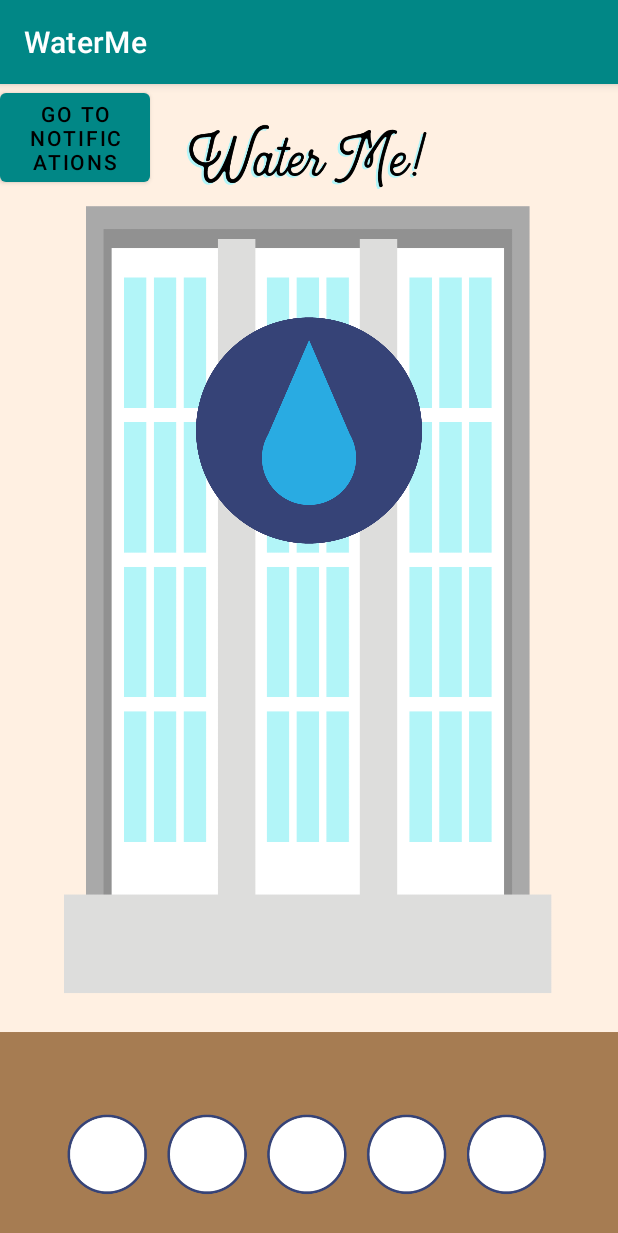
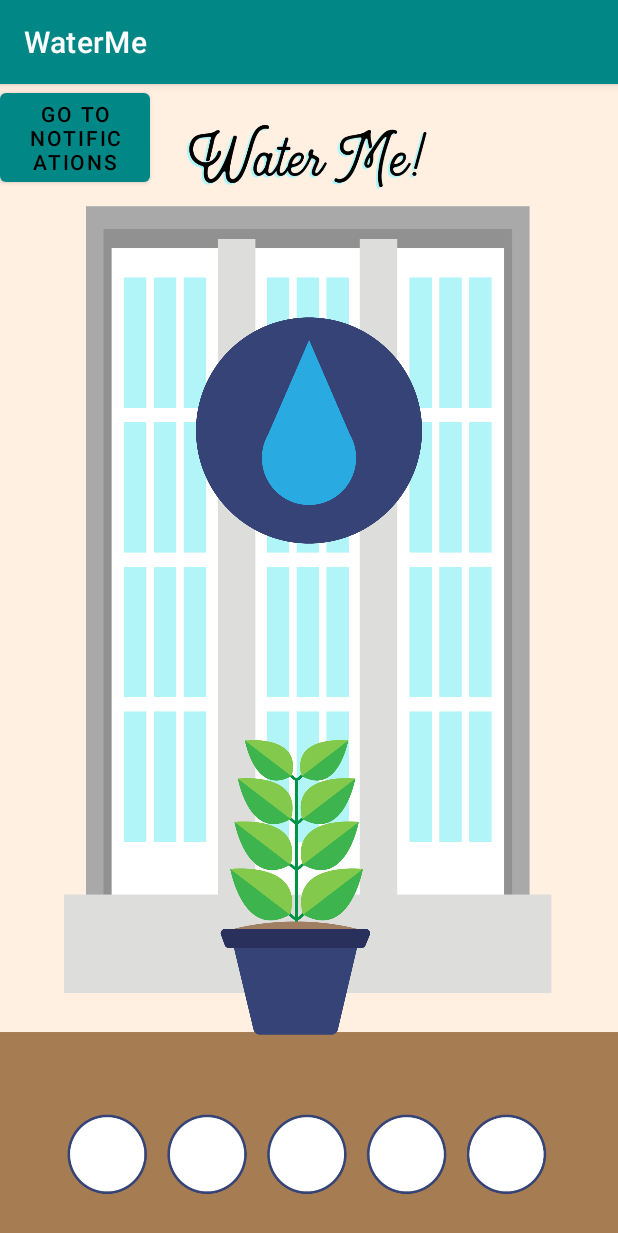
Before and after one commit to MattRelacion/WaterMe, an Android app: the screen it shows after launch (MainActivity), on a phone screen of 412 x 824 dp. Shown: the top 1233 px of the screen. Run offline under Robolectric (Android 15) with nearby library versions, the phone set to English and light mode, and no system bars.

Commit message:
Merge All

```diff
--- a/app/src/main/AndroidManifest.xml
+++ b/app/src/main/AndroidManifest.xml
@@ -33,7 +33,9 @@
         <activity
             android:name=".MainActivity"
             android:exported="true">
-
+            <intent-filter>
+                <action android:name="android.intent.action.TIME_TICK"/>
+            </intent-filter>
         </activity>
     </application>
 
--- /dev/null
+++ b/app/src/main/java/com/example/waterme/DateChangedBroadcastReceiver.kt
@@ -0,0 +1,63 @@
+package com.example.waterme
+
+import android.content.BroadcastReceiver
+import android.content.Context
+import android.content.Intent
+import android.content.IntentFilter
+import android.util.Log
+import androidx.appcompat.app.AppCompatActivity
+import androidx.fragment.app.Fragment
+import androidx.lifecycle.LifecycleObserver
+import java.text.SimpleDateFormat
+import java.util.*
+
+abstract class DateChangedBroadcastReceiver: BroadcastReceiver() {
+
+    private val dateFormat = SimpleDateFormat("MM/dd/yyyy", Locale.US)
+    private lateinit var curDate: String
+    private var dateOnFile: String = "00/00/0000"
+
+    abstract fun dateChanged(onFileDate: String, curDate: String)
+
+    private fun register(context: Context, dateOnFile: String) {
+        curDate = dateFormat.format(Calendar.getInstance().time)
+        this.dateOnFile = dateOnFile
+        val filter = IntentFilter()
+        filter.addAction(Intent.ACTION_TIME_CHANGED)
+        filter.addAction(Intent.ACTION_DATE_CHANGED)
+        filter.addAction(Intent.ACTION_TIME_TICK)
+        context.registerReceiver(this, filter)
+        if (dateOnFile.split("/")[0] < curDate.split("/")[0] ||
+            dateOnFile.split("/")[1] < curDate.split("/")[1] ||
+            dateOnFile.split("/")[2] < curDate.split("/")[2]) {
+
+            dateChanged(dateOnFile, curDate)
+        }
+    }
+
+    fun registerOnStart(activity: AppCompatActivity, date: String, fragment: Fragment? = null) {
+        register(activity, date)
+        val lifecycle = fragment?.lifecycle?: activity.lifecycle
+        lifecycle.addObserver(object: LifecycleObserver {
+            fun onStop(){
+                lifecycle.removeObserver(this)
+                activity.unregisterReceiver(this@DateChangedBroadcastReceiver)
+            }
+        })
+    }
+
+    override fun onReceive(context: Context?, intent: Intent?) {
+        val curDate =  dateFormat.format(Calendar.getInstance().time)
+        Log.i(TAG, "onReceive: dateOnFile= $dateOnFile , curDate=$curDate")
+        if (dateOnFile.split("/")[0] < curDate.split("/")[0] ||
+            dateOnFile.split("/")[1] < curDate.split("/")[1] ||
+            dateOnFile.split("/")[2] < curDate.split("/")[2]) {
+            dateChanged(dateOnFile, curDate)
+        }
+
+    }
+
+    companion object {
+        private const val TAG = "Water-Me"
+    }
+}
--- a/app/src/main/java/com/example/waterme/MainActivity.kt
+++ b/app/src/main/java/com/example/waterme/MainActivity.kt
@@ -1,5 +1,6 @@
 package com.example.waterme
 
+import android.content.BroadcastReceiver
 import android.content.Context
 import android.content.Intent
 import androidx.appcompat.app.AppCompatActivity
@@ -7,7 +8,6 @@ import android.os.Bundle
 import android.util.Log
 import android.widget.Button
 import android.widget.ImageButton
-import android.widget.ImageView
 import java.lang.Exception
 import java.sql.DataTruncation
 import java.text.SimpleDateFormat
@@ -20,8 +20,9 @@ class MainActivity : AppCompatActivity() {
     // 0 0        (Note: Sips taken today, days completed
     private val filename = "progress.txt"
 
-    //hardcoded. can be based on setting (current amount needed to increase days completed by 1)
+    //hardcoded. can be based on setting
     private val sipInDay = 3
+
     private val dateFormat = SimpleDateFormat("MM/dd/yyyy", Locale.US)
 
     private lateinit var calendar: Calendar
@@ -29,8 +30,37 @@ class MainActivity : AppCompatActivity() {
 
     private lateinit var waterDropButton: ImageButton
     private lateinit var goToNotifyButton: Button
-    private lateinit var weekProgressButton: ImageView
 
+    private val receiver = object: DateChangedBroadcastReceiver() {
+        override fun dateChanged(onFileDate: String, curDate: String) {
+            val info = readFromFile(filename)
+            val infoToList = info.split("\n")
+            if (onFileDate.split("/")[0] < curDate.split("/")[0] ||
+                onFileDate.split("/")[1] < curDate.split("/")[1] ||
+                onFileDate.split("/")[2] < curDate.split("/")[2]) {
+                val updatedDate = curDate
+                lateinit var updatedDayCounter: String
+
+                if (infoToList[1].split(" ")[0].toInt() >= sipInDay) {
+                    updatedDayCounter = "0 " + (infoToList[1].split(" ")[1].toInt() + 1)
+                } else  {
+                    updatedDayCounter = "0 0"
+                }
+
+                Log.i(TAG, "UPDATE TO FILE: $updatedDate , $updatedDayCounter")
+                writeToFile(updatedDate + "\n" + updatedDayCounter)
+            }
+
+        }
+    }
+
+    override fun onStart() {
+        super.onStart()
+        val info = readFromFile(filename)
+        val infoToList = info.split("\n")
+        val dateInList = infoToList[0]
+        receiver.registerOnStart(this, dateInList)
+    }
 
     override fun onCreate(savedInstanceState: Bundle?) {
         super.onCreate(savedInstanceState)
@@ -38,8 +68,6 @@ class MainActivity : AppCompatActivity() {
 
         waterDropButton = findViewById(R.id.waterButton)
         goToNotifyButton = findViewById(R.id.goToNotifyButton)
-        weekProgressButton = findViewById(R.id.week_progress)
-
 
         calendar = Calendar.getInstance()
         date = dateFormat.format(calendar.time)
@@ -49,21 +77,6 @@ class MainActivity : AppCompatActivity() {
             val info = "${date}\n0 0"
             writeToFile(info)
         }
-
-        val info = readFromFile(filename)
-        val infoToList = info.split("\n")
-        if (infoToList[0].split("/")[0] > date.split("/")[0] ||
-                infoToList[0].split("/")[1] > date.split("/")[1]) {
-
-            val updatedDate = date
-            var updatedDayCounter = infoToList[1].split("  ")[1]
-            if (infoToList[1].split(" ")[0].toInt() >= sipInDay) {
-                updatedDayCounter = "0 " + (infoToList[1].split(" ")[1].toInt() + 1)
-            }
-
-            writeToFile(updatedDate + "\n" + updatedDayCounter)
-        }
-
 
         waterDropButton.setOnClickListener {
             var info = readFromFile(filename)
@@ -76,12 +89,6 @@ class MainActivity : AppCompatActivity() {
         //go to notifications page
         goToNotifyButton.setOnClickListener {
             val intent = Intent(this@MainActivity, Notifications::class.java)
-            startActivity(intent)
-        }
-
-        //go to Water Plant Activity page
-        weekProgressButton.setOnClickListener {
-            val intent = Intent(this@MainActivity, WaterPlantActivity::class.java)
             startActivity(intent)
         }
 
--- a/app/src/main/java/com/example/waterme/WaterPlantActivity.kt
+++ b/app/src/main/java/com/example/waterme/WaterPlantActivity.kt
@@ -20,6 +20,8 @@ import java.lang.Exception
 class WaterPlantActivity: AppCompatActivity() {
 
     private val filename = "progress.txt"
+
+    private val plantImages = arrayOf("plant1", "plant2", "plant3", "plant4")
 
     override fun onCreate(savedInstanceState: Bundle?) {
         super.onCreate(savedInstanceState)
--- a/app/src/main/res/layout/activity_main.xml
+++ b/app/src/main/res/layout/activity_main.xml
@@ -33,6 +33,16 @@
         android:src="@drawable/button"
         android:text="@string/button" />
 
+    <ImageView
+        android:id="@+id/plant"
+        android:layout_width="200dp"
+        android:layout_height="300dp"
+        android:layout_marginLeft="97dp"
+        android:layout_marginTop="66dp"
+        android:scaleType="fitCenter"
+        android:layout_below="@id/waterButton"
+        android:src="@drawable/plant4" />
+
     <LinearLayout
         android:layout_width="match_parent"
         android:layout_height="wrap_content"
@@ -50,14 +60,7 @@
             android:background="@android:color/transparent"
             android:text="@string/button" />
 
-        <ImageView
-            android:id="@+id/plant"
-            android:layout_width="200dp"
-            android:layout_height="300dp"
-            android:layout_marginLeft="97dp"
-            android:layout_marginTop="66dp"
-            android:scaleType="fitCenter"
-            android:src="@drawable/plant2" />
+
 
     </LinearLayout>
 
```
Also changed, not shown: 1 other file.
